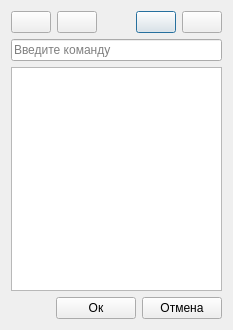
Above: ui/config_dialog.ui from irsural/spectrum_reader before the change. Below: the same form after it.
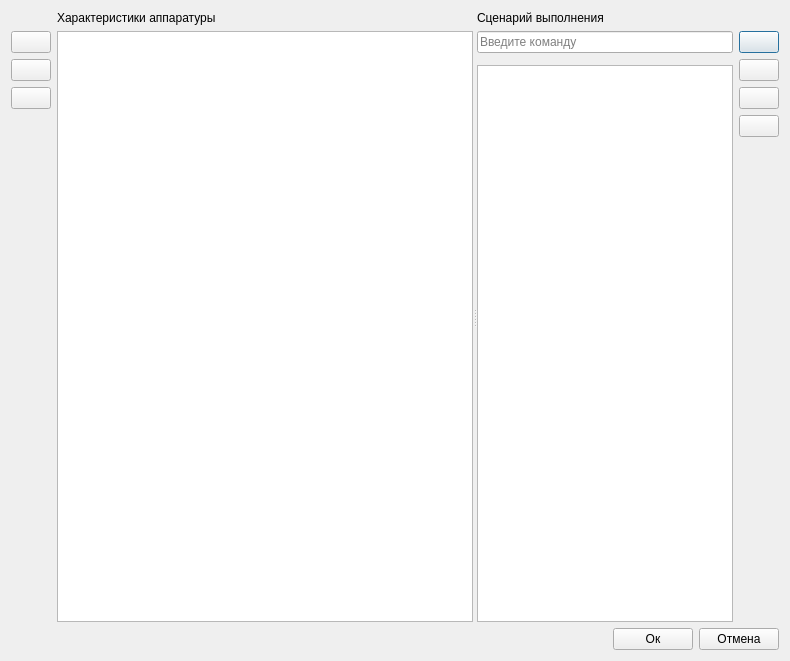
That is the form after the change. Icons and pictures are not drawn.

Patch:
```diff
--- a/ui/config_dialog.ui
+++ b/ui/config_dialog.ui
@@ -9,8 +9,8 @@
    <rect>
     <x>0</x>
     <y>0</y>
-    <width>233</width>
-    <height>330</height>
+    <width>790</width>
+    <height>661</height>
    </rect>
   </property>
   <property name="sizePolicy">
@@ -40,42 +40,210 @@
   </property>
   <layout class="QVBoxLayout" name="verticalLayout">
    <item>
-    <layout class="QHBoxLayout" name="horizontalLayout">
-     <item>
-      <widget class="QPushButton" name="load_from_file_button">
-       <property name="text">
-        <string/>
-       </property>
-       <property name="icon">
-        <iconset resource="../../irspy/qt/resources/icons.qrc">
-         <normaloff>:/icons/icons/open.png</normaloff>:/icons/icons/open.png</iconset>
-       </property>
-      </widget>
-     </item>
-     <item>
-      <widget class="QPushButton" name="save_to_file_button">
-       <property name="text">
-        <string/>
-       </property>
-       <property name="icon">
-        <iconset resource="../../irspy/qt/resources/icons.qrc">
-         <normaloff>:/icons/icons/save.png</normaloff>:/icons/icons/save.png</iconset>
-       </property>
-      </widget>
-     </item>
-     <item>
-      <spacer name="horizontalSpacer">
+    <widget class="QSplitter" name="config_dialog_splitter">
        <property name="orientation">
         <enum>Qt::Horizontal</enum>
        </property>
+     <widget class="QFrame" name="frame_2">
+      <property name="sizePolicy">
+       <sizepolicy hsizetype="Expanding" vsizetype="Expanding">
+        <horstretch>1</horstretch>
+        <verstretch>1</verstretch>
+       </sizepolicy>
+      </property>
+      <property name="frameShape">
+       <enum>QFrame::NoFrame</enum>
+      </property>
+      <property name="frameShadow">
+       <enum>QFrame::Raised</enum>
+      </property>
+      <layout class="QGridLayout" name="gridLayout">
+       <property name="leftMargin">
+        <number>0</number>
+       </property>
+       <property name="topMargin">
+        <number>0</number>
+       </property>
+       <property name="rightMargin">
+        <number>0</number>
+       </property>
+       <property name="bottomMargin">
+        <number>0</number>
+       </property>
+       <property name="horizontalSpacing">
+        <number>6</number>
+       </property>
+       <property name="verticalSpacing">
+        <number>0</number>
+       </property>
+       <item row="1" column="1">
+        <layout class="QVBoxLayout" name="verticalLayout_5">
+         <property name="spacing">
+          <number>0</number>
+         </property>
+         <property name="topMargin">
+          <number>6</number>
+         </property>
+         <item>
+          <layout class="QVBoxLayout" name="devices_bar_layout">
+           <property name="spacing">
+            <number>0</number>
+           </property>
+           <property name="leftMargin">
+            <number>0</number>
+           </property>
+           <property name="topMargin">
+            <number>0</number>
+           </property>
+           <property name="rightMargin">
+            <number>0</number>
+           </property>
+           <property name="bottomMargin">
+            <number>0</number>
+           </property>
+          </layout>
+         </item>
+         <item>
+          <widget class="QTableView" name="device_response_table_2">
+           <property name="sizePolicy">
+            <sizepolicy hsizetype="Expanding" vsizetype="Expanding">
+             <horstretch>2</horstretch>
+             <verstretch>2</verstretch>
+            </sizepolicy>
+           </property>
+          </widget>
+         </item>
+        </layout>
+       </item>
+       <item row="0" column="1">
+        <widget class="QLabel" name="label">
+         <property name="text">
+          <string>Характеристики аппаратуры</string>
+         </property>
+        </widget>
+       </item>
+       <item row="1" column="0">
+        <layout class="QVBoxLayout" name="verticalLayout_3">
+         <property name="spacing">
+          <number>6</number>
+         </property>
+         <property name="topMargin">
+          <number>6</number>
+         </property>
+         <item>
+          <widget class="QPushButton" name="show_graph_button">
+           <property name="text">
+            <string/>
+           </property>
+           <property name="icon">
+            <iconset resource="../../irspy/qt/resources/icons.qrc">
+             <normaloff>:/icons/icons/graph_2.png</normaloff>:/icons/icons/graph_2.png</iconset>
+           </property>
+          </widget>
+         </item>
+         <item>
+          <widget class="QPushButton" name="load_response_from_file_button">
+           <property name="text">
+            <string/>
+           </property>
+           <property name="icon">
+            <iconset resource="../../irspy/qt/resources/icons.qrc">
+             <normaloff>:/icons/icons/open.png</normaloff>:/icons/icons/open.png</iconset>
+           </property>
+          </widget>
+         </item>
+         <item>
+          <widget class="QPushButton" name="save_response_to_file_button">
+           <property name="text">
+            <string/>
+           </property>
+           <property name="icon">
+            <iconset resource="../../irspy/qt/resources/icons.qrc">
+             <normaloff>:/icons/icons/save.png</normaloff>:/icons/icons/save.png</iconset>
+           </property>
+          </widget>
+         </item>
+         <item>
+          <spacer name="verticalSpacer_2">
+           <property name="orientation">
+            <enum>Qt::Vertical</enum>
+           </property>
        <property name="sizeHint" stdset="0">
         <size>
-         <width>40</width>
-         <height>20</height>
+             <width>20</width>
+             <height>40</height>
         </size>
        </property>
       </spacer>
      </item>
+        </layout>
+       </item>
+      </layout>
+     </widget>
+     <widget class="QFrame" name="frame">
+      <property name="sizePolicy">
+       <sizepolicy hsizetype="Expanding" vsizetype="Expanding">
+        <horstretch>0</horstretch>
+        <verstretch>0</verstretch>
+       </sizepolicy>
+      </property>
+      <property name="frameShape">
+       <enum>QFrame::NoFrame</enum>
+      </property>
+      <property name="frameShadow">
+       <enum>QFrame::Raised</enum>
+      </property>
+      <property name="lineWidth">
+       <number>0</number>
+      </property>
+      <layout class="QGridLayout" name="gridLayout_3">
+       <property name="leftMargin">
+        <number>0</number>
+       </property>
+       <property name="topMargin">
+        <number>0</number>
+       </property>
+       <property name="rightMargin">
+        <number>0</number>
+       </property>
+       <property name="bottomMargin">
+        <number>0</number>
+       </property>
+       <item row="3" column="0">
+        <widget class="QListWidget" name="cmd_list_widget">
+         <property name="sizePolicy">
+          <sizepolicy hsizetype="Expanding" vsizetype="Expanding">
+           <horstretch>1</horstretch>
+           <verstretch>1</verstretch>
+          </sizepolicy>
+         </property>
+         <property name="dragDropMode">
+          <enum>QAbstractItemView::InternalMove</enum>
+         </property>
+         <property name="defaultDropAction">
+          <enum>Qt::MoveAction</enum>
+         </property>
+        </widget>
+       </item>
+       <item row="1" column="0">
+        <widget class="QLineEdit" name="cmd_edit">
+         <property name="inputMask">
+          <string/>
+         </property>
+         <property name="placeholderText">
+          <string>Введите команду</string>
+         </property>
+        </widget>
+       </item>
+       <item row="0" column="0">
+        <widget class="QLabel" name="label_2">
+         <property name="text">
+          <string>Cценарий выполнения</string>
+         </property>
+        </widget>
+       </item>
+       <item row="1" column="1" rowspan="3">
+        <layout class="QVBoxLayout" name="verticalLayout_2">
      <item>
       <widget class="QPushButton" name="add_cmd_button">
        <property name="text">
@@ -101,26 +269,45 @@
        </property>
       </widget>
      </item>
-    </layout>
+         <item>
+          <widget class="QPushButton" name="load_script_from_file_button">
+           <property name="text">
+            <string/>
+           </property>
+           <property name="icon">
+            <iconset resource="../../irspy/qt/resources/icons.qrc">
+             <normaloff>:/icons/icons/open.png</normaloff>:/icons/icons/open.png</iconset>
+           </property>
+          </widget>
    </item>
    <item>
-    <widget class="QLineEdit" name="cmd_edit">
-     <property name="inputMask">
+          <widget class="QPushButton" name="save_script_to_file_button">
+           <property name="text">
       <string/>
      </property>
-     <property name="placeholderText">
-      <string>Введите команду</string>
+           <property name="icon">
+            <iconset resource="../../irspy/qt/resources/icons.qrc">
+             <normaloff>:/icons/icons/save.png</normaloff>:/icons/icons/save.png</iconset>
      </property>
     </widget>
    </item>
    <item>
-    <widget class="QListWidget" name="cmd_list_widget">
-     <property name="dragDropMode">
-      <enum>QAbstractItemView::InternalMove</enum>
-     </property>
-     <property name="defaultDropAction">
-      <enum>Qt::MoveAction</enum>
-     </property>
+          <spacer name="verticalSpacer">
+           <property name="orientation">
+            <enum>Qt::Vertical</enum>
+           </property>
+           <property name="sizeHint" stdset="0">
+            <size>
+             <width>20</width>
+             <height>40</height>
+            </size>
+           </property>
+          </spacer>
+         </item>
+        </layout>
+       </item>
+      </layout>
+     </widget>
     </widget>
    </item>
    <item>
```
Lines whose indentation alone changed are shown as unchanged.
